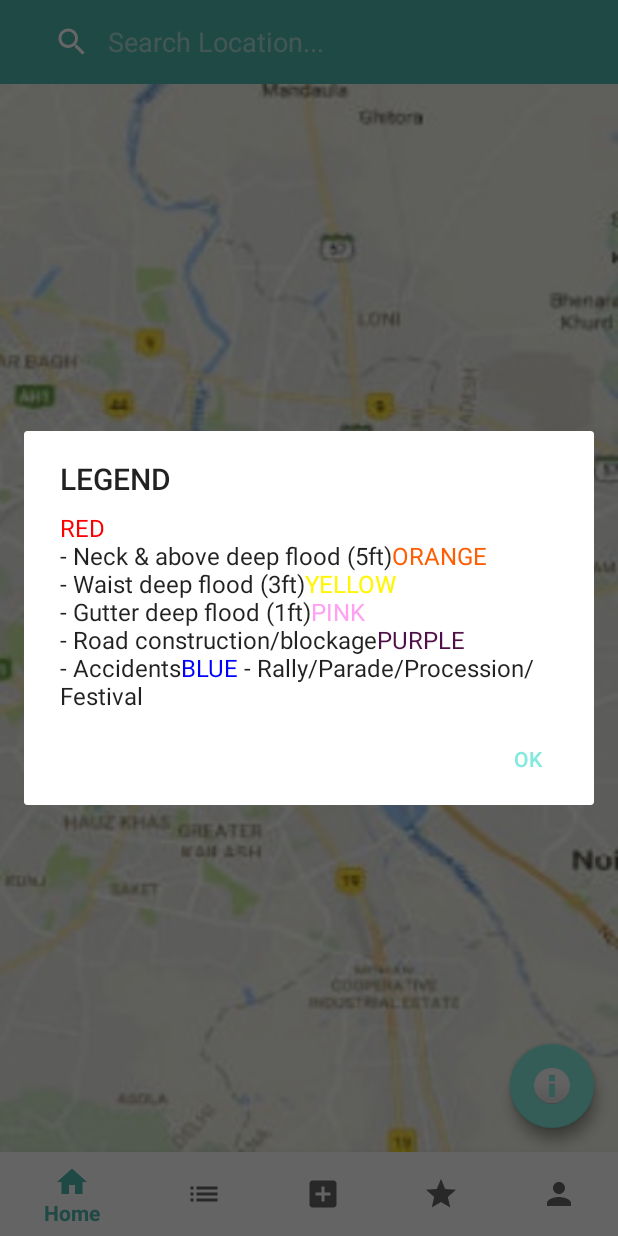
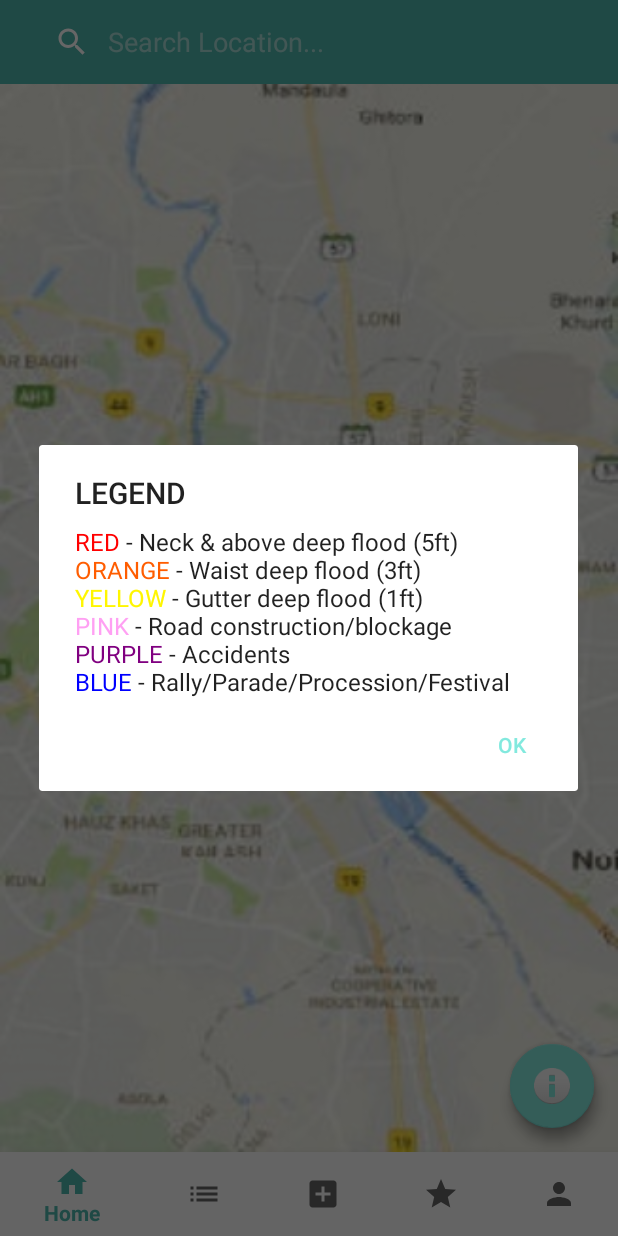
Before and after one commit to poisonivysaur/BHB, an Android app: the HomeFragment screen opened directly, with no data from a screen before it, after a tap on an icon or button, on a phone screen of 412 x 824 dp. Run offline under Robolectric (Android 15) with nearby library versions, the phone set to English and light mode, and no system bars; libraries missing offline, so code that uses them is left out: com.miguelcatalan.materialsearchview.

Commit message:
Fixed Legends

```diff
--- a/app/src/main/java/com/samsung/inifile/bhb/HomeFragment.java
+++ b/app/src/main/java/com/samsung/inifile/bhb/HomeFragment.java
@@ -43,11 +43,11 @@ public class HomeFragment extends Fragment {
                         "PINK - Road construction/blockage" +
                         "PURPLE - Accidents" +
                         "BLUE - Rally/Parade/Procession/Festival";
-        help = help.replace("RED", "<font color='#FF0000'>RED</font><br>");
-        help = help.replace("ORANGE", "<font color='#FF5D00'>ORANGE</font><br>");
-        help = help.replace("YELLOW", "<font color='#FFF600'>YELLOW</font><br>");
-        help = help.replace("PINK", "<font color='#FFA0F3'>PINK</font><br>");
-        help = help.replace("PURPLE", "<font color='#4F0F47'>PURPLE</font><br>");
+        help = help.replace("RED - Neck & above deep flood (5ft)", "<font color='#FF0000'>RED</font> - Neck & above deep flood (5ft)<br>");
+        help = help.replace("ORANGE - Waist deep flood (3ft)", "<font color='#FF5D00'>ORANGE</font> - Waist deep flood (3ft)<br>");
+        help = help.replace("YELLOW - Gutter deep flood (1ft)", "<font color='#FFF600'>YELLOW</font> - Gutter deep flood (1ft)<br>");
+        help = help.replace("PINK - Road construction/blockage", "<font color='#FFA0F3'>PINK</font> - Road construction/blockage<br>");
+        help = help.replace("PURPLE - Accidents", "<font color='#800080'>PURPLE</font> - Accidents<br>");
         help = help.replace("BLUE", "<font color='#0000FF'>BLUE</font>");
         new AlertDialog.Builder(getContext())
                 .setTitle("LEGEND")
```
